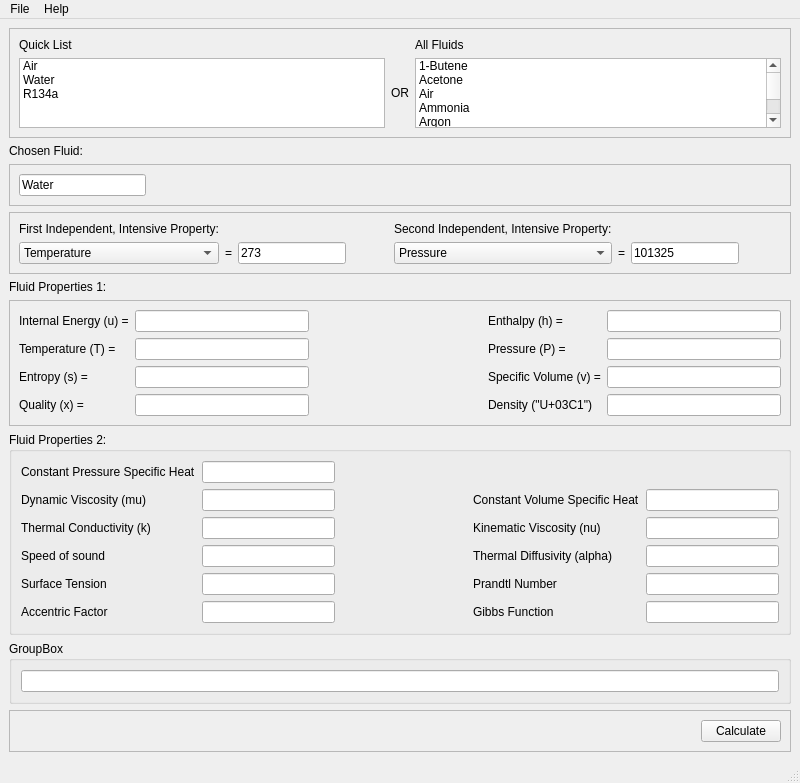
This is mainwindow.ui in ke7omc/Thermodynamics-Property-Calculator as Qt 5 draws it before an edit. The edited form follows.
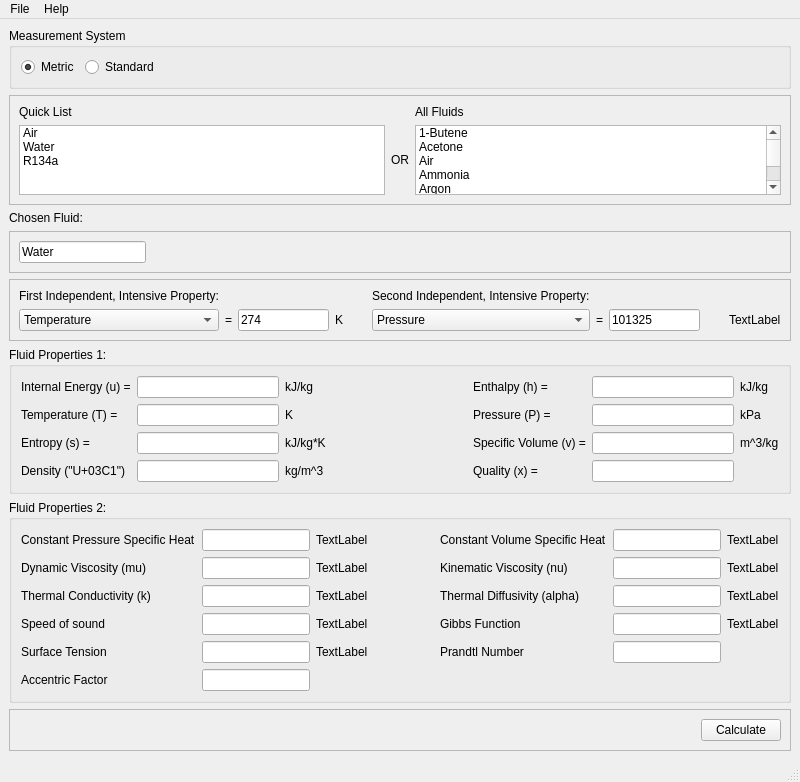
This is the edited form.

Commit message: Refining unit label boxes.

Patch:
```diff
--- a/mainwindow.ui
+++ b/mainwindow.ui
@@ -22,11 +22,229 @@
       </property>
      </widget>
     </item>
+    <item row="0" column="0">
+     <widget class="QGroupBox" name="groupBox_3">
+      <property name="title">
+       <string>Measurement System</string>
+      </property>
+      <layout class="QGridLayout" name="gridLayout_2">
+       <item row="0" column="0">
+        <widget class="QRadioButton" name="radioButton_metric">
+         <property name="text">
+          <string>Metric</string>
+         </property>
+         <property name="checked">
+          <bool>true</bool>
+         </property>
+        </widget>
+       </item>
+       <item row="0" column="1">
+        <widget class="QRadioButton" name="radioButton_standard">
+         <property name="text">
+          <string>Standard</string>
+         </property>
+        </widget>
+       </item>
+       <item row="0" column="2">
+        <spacer name="horizontalSpacer_11">
+         <property name="orientation">
+          <enum>Qt::Horizontal</enum>
+         </property>
+         <property name="sizeHint" stdset="0">
+          <size>
+           <width>40</width>
+           <height>20</height>
+          </size>
+         </property>
+        </spacer>
+       </item>
+      </layout>
+     </widget>
+    </item>
     <item row="6" column="0">
-     <widget class="QLabel" name="label_24">
-      <property name="text">
+     <widget class="QGroupBox" name="groupBox_2">
+      <property name="title">
        <string>Fluid Properties 1:</string>
       </property>
+      <layout class="QGridLayout" name="gridLayout_7">
+       <item row="0" column="0">
+        <widget class="QLabel" name="label_internalEnergy">
+         <property name="text">
+          <string>Internal Energy (u) =</string>
+         </property>
+        </widget>
+       </item>
+       <item row="1" column="0">
+        <widget class="QLabel" name="label_temperature">
+         <property name="text">
+          <string>Temperature (T) =</string>
+         </property>
+        </widget>
+       </item>
+       <item row="0" column="1">
+        <widget class="QLineEdit" name="lineEdit_internalEnergy">
+         <property name="readOnly">
+          <bool>true</bool>
+         </property>
+        </widget>
+       </item>
+       <item row="2" column="0">
+        <widget class="QLabel" name="label_entropy">
+         <property name="text">
+          <string>Entropy (s) =</string>
+         </property>
+        </widget>
+       </item>
+       <item row="1" column="2">
+        <widget class="QLabel" name="label_temperatureUnits">
+         <property name="text">
+          <string>K</string>
+         </property>
+        </widget>
+       </item>
+       <item row="1" column="4">
+        <widget class="QLabel" name="label_pressure">
+         <property name="text">
+          <string>Pressure (P) =</string>
+         </property>
+        </widget>
+       </item>
+       <item row="0" column="4">
+        <widget class="QLabel" name="label_enthalpy">
+         <property name="text">
+          <string>Enthalpy (h) =</string>
+         </property>
+        </widget>
+       </item>
+       <item row="2" column="2">
+        <widget class="QLabel" name="label_entropyUnits">
+         <property name="text">
+          <string>kJ/kg*K</string>
+         </property>
+        </widget>
+       </item>
+       <item row="0" column="3">
+        <spacer name="horizontalSpacer">
+         <property name="orientation">
+          <enum>Qt::Horizontal</enum>
+         </property>
+         <property name="sizeHint" stdset="0">
+          <size>
+           <width>40</width>
+           <height>20</height>
+          </size>
+         </property>
+        </spacer>
+       </item>
+       <item row="0" column="2">
+        <widget class="QLabel" name="label_internalEnergyUnits">
+         <property name="text">
+          <string>kJ/kg</string>
+         </property>
+        </widget>
+       </item>
+       <item row="1" column="5">
+        <widget class="QLineEdit" name="lineEdit_pressure">
+         <property name="readOnly">
+          <bool>true</bool>
+         </property>
+        </widget>
+       </item>
+       <item row="2" column="4">
+        <widget class="QLabel" name="label_specificVolume">
+         <property name="text">
+          <string>Specific Volume (v) =</string>
+         </property>
+        </widget>
+       </item>
+       <item row="1" column="1">
+        <widget class="QLineEdit" name="lineEdit_temperature">
+         <property name="readOnly">
+          <bool>true</bool>
+         </property>
+        </widget>
+       </item>
+       <item row="0" column="5">
+        <widget class="QLineEdit" name="lineEdit_Enthalpy">
+         <property name="readOnly">
+          <bool>true</bool>
+         </property>
+        </widget>
+       </item>
+       <item row="2" column="5">
+        <widget class="QLineEdit" name="lineEdit_specificVolume">
+         <property name="readOnly">
+          <bool>true</bool>
+         </property>
+        </widget>
+       </item>
+       <item row="0" column="6">
+        <widget class="QLabel" name="label_enthalpyUnits">
+         <property name="text">
+          <string>kJ/kg</string>
+         </property>
+        </widget>
+       </item>
+       <item row="1" column="6">
+        <widget class="QLabel" name="label_pressureUnits">
+         <property name="text">
+          <string>kPa</string>
+         </property>
+        </widget>
+       </item>
+       <item row="2" column="6">
+        <widget class="QLabel" name="label_specificVolumeUnits">
+         <property name="text">
+          <string>m^3/kg</string>
+         </property>
+        </widget>
+       </item>
+       <item row="3" column="1">
+        <widget class="QLineEdit" name="lineEdit_density">
+         <property name="readOnly">
+          <bool>true</bool>
+         </property>
+        </widget>
+       </item>
+       <item row="3" column="0">
+        <widget class="QLabel" name="label_density">
+         <property name="text">
+          <string>Density (&quot;U+03C1&quot;)</string>
+         </property>
+        </widget>
+       </item>
+       <item row="3" column="4">
+        <widget class="QLabel" name="label_quality">
+         <property name="text">
+          <string>Quality (x) =</string>
+         </property>
+        </widget>
+       </item>
+       <item row="3" column="5">
+        <widget class="QLineEdit" name="lineEdit_quality">
+         <property name="readOnly">
+          <bool>true</bool>
+         </property>
+        </widget>
+       </item>
+       <item row="3" column="2">
+        <widget class="QLabel" name="label_densityUnits">
+         <property name="text">
+          <string>kg/m^3</string>
+         </property>
+        </widget>
+       </item>
+       <item row="2" column="1">
+        <widget class="QLineEdit" name="lineEdit_entropy">
+         <property name="text">
+          <string/>
+         </property>
+         <property name="readOnly">
+          <bool>true</bool>
+         </property>
+        </widget>
+       </item>
+      </layout>
      </widget>
     </item>
     <item row="8" column="0">
@@ -35,7 +253,7 @@
        <string>Fluid Properties 2:</string>
       </property>
       <layout class="QGridLayout" name="gridLayout_6">
-       <item row="3" column="3">
+       <item row="2" column="4">
         <widget class="QLabel" name="label_thermalDiffusivity">
          <property name="text">
           <string>Thermal Diffusivity (alpha)</string>
@@ -56,6 +274,13 @@
          </property>
         </widget>
        </item>
+       <item row="1" column="5">
+        <widget class="QLineEdit" name="lineEdit_kinematicViscosity">
+         <property name="readOnly">
+          <bool>true</bool>
+         </property>
+        </widget>
+       </item>
        <item row="3" column="0">
         <widget class="QLabel" name="label_speedOfSound">
          <property name="text">
@@ -63,13 +288,41 @@
          </property>
         </widget>
        </item>
-       <item row="2" column="4">
-        <widget class="QLineEdit" name="lineEdit_kinematicViscosity">
+       <item row="2" column="5">
+        <widget class="QLineEdit" name="lineEdit_thermalDiffusivity">
          <property name="readOnly">
           <bool>true</bool>
          </property>
         </widget>
        </item>
+       <item row="0" column="2">
+        <widget class="QLabel" name="label_constantPressureSpecificHeatUnits">
+         <property name="text">
+          <string>TextLabel</string>
+         </property>
+        </widget>
+       </item>
+       <item row="1" column="2">
+        <widget class="QLabel" name="label_dynamicViscosityUnits">
+         <property name="text">
+          <string>TextLabel</string>
+         </property>
+        </widget>
+       </item>
+       <item row="0" column="0">
+        <widget class="QLabel" name="label_constantPressureSpecificHeat">
+         <property name="text">
+          <string>Constant Pressure Specific Heat</string>
+         </property>
+        </widget>
+       </item>
+       <item row="0" column="4">
+        <widget class="QLabel" name="label_constantVolumeSpecificHeat">
+         <property name="text">
+          <string>Constant Volume Specific Heat</string>
+         </property>
+        </widget>
+       </item>
        <item row="4" column="0">
         <widget class="QLabel" name="label_surfaceTension">
          <property name="text">
@@ -77,13 +330,6 @@
          </property>
         </widget>
        </item>
-       <item row="3" column="4">
-        <widget class="QLineEdit" name="lineEdit_thermalDiffusivity">
-         <property name="readOnly">
-          <bool>true</bool>
-         </property>
-        </widget>
-       </item>
        <item row="5" column="0">
         <widget class="QLabel" name="label_accentricFactor">
          <property name="text">
@@ -91,6 +337,13 @@
          </property>
         </widget>
        </item>
+       <item row="0" column="1">
+        <widget class="QLineEdit" name="lineEdit_constantPressureSpecificHeat">
+         <property name="readOnly">
+          <bool>true</bool>
+         </property>
+        </widget>
+       </item>
        <item row="1" column="0">
         <widget class="QLabel" name="label_dynamicViscosity">
          <property name="text">
@@ -98,7 +351,14 @@
          </property>
         </widget>
        </item>
-       <item row="5" column="2">
+       <item row="2" column="2">
+        <widget class="QLabel" name="label_thermalConductivityUnits">
+         <property name="text">
+          <string>TextLabel</string>
+         </property>
+        </widget>
+       </item>
+       <item row="0" column="3">
         <spacer name="horizontalSpacer_10">
          <property name="orientation">
           <enum>Qt::Horizontal</enum>
@@ -111,10 +371,10 @@
          </property>
         </spacer>
        </item>
-       <item row="4" column="3">
-        <widget class="QLabel" name="label_prandtlNumber">
-         <property name="text">
-          <string>Prandtl Number</string>
+       <item row="0" column="5">
+        <widget class="QLineEdit" name="lineEdit_constantVolumeSpecificHeat">
+         <property name="readOnly">
+          <bool>true</bool>
          </property>
         </widget>
        </item>
@@ -125,13 +385,6 @@
          </property>
         </widget>
        </item>
-       <item row="2" column="3">
-        <widget class="QLabel" name="label_kinematicViscosity">
-         <property name="text">
-          <string>Kinematic Viscosity (nu)</string>
-         </property>
-        </widget>
-       </item>
        <item row="5" column="1">
         <widget class="QLineEdit" name="lineEdit_accentricFactor">
          <property name="readOnly">
@@ -139,69 +392,97 @@
          </property>
         </widget>
        </item>
-       <item row="5" column="3">
+       <item row="1" column="4">
+        <widget class="QLabel" name="label_kinematicViscosity">
+         <property name="text">
+          <string>Kinematic Viscosity (nu)</string>
+         </property>
+        </widget>
+       </item>
+       <item row="1" column="1">
+        <widget class="QLineEdit" name="lineEdit_dynamicViscosity">
+         <property name="readOnly">
+          <bool>true</bool>
+         </property>
+        </widget>
+       </item>
+       <item row="4" column="2">
+        <widget class="QLabel" name="label_surfaceTensionUnits">
+         <property name="text">
+          <string>TextLabel</string>
+         </property>
+        </widget>
+       </item>
+       <item row="3" column="2">
+        <widget class="QLabel" name="label_speedOfSoundUnits">
+         <property name="text">
+          <string>TextLabel</string>
+         </property>
+        </widget>
+       </item>
+       <item row="3" column="1">
+        <widget class="QLineEdit" name="lineEdit_speedOfSound">
+         <property name="readOnly">
+          <bool>true</bool>
+         </property>
+        </widget>
+       </item>
+       <item row="0" column="6">
+        <widget class="QLabel" name="label_constantVolumeSpecificHeatUnits">
+         <property name="text">
+          <string>TextLabel</string>
+         </property>
+        </widget>
+       </item>
+       <item row="1" column="6">
+        <widget class="QLabel" name="label_kinematicViscosityUnits">
+         <property name="text">
+          <string>TextLabel</string>
+         </property>
+        </widget>
+       </item>
+       <item row="2" column="6">
+        <widget class="QLabel" name="label_thermalDiffusivityUnits">
+         <property name="text">
+          <string>TextLabel</string>
+         </property>
+        </widget>
+       </item>
+       <item row="3" column="4">
         <widget class="QLabel" name="label_gibbsFunction">
          <property name="text">
           <string>Gibbs Function</string>
          </property>
         </widget>
        </item>
-       <item row="1" column="1">
-        <widget class="QLineEdit" name="lineEdit_dynamicViscosity">
+       <item row="3" column="5">
+        <widget class="QLineEdit" name="lineEdit_gibbsFunction">
          <property name="readOnly">
           <bool>true</bool>
          </property>
         </widget>
        </item>
+       <item row="3" column="6">
+        <widget class="QLabel" name="label_gibbsFunctionUnits">
+         <property name="text">
+          <string>TextLabel</string>
+         </property>
+        </widget>
+       </item>
        <item row="4" column="4">
+        <widget class="QLabel" name="label_prandtlNumber">
+         <property name="text">
+          <string>Prandtl Number</string>
+         </property>
+        </widget>
+       </item>
+       <item row="4" column="5">
         <widget class="QLineEdit" name="lineEdit_prandtlNumber">
          <property name="readOnly">
           <bool>true</bool>
          </property>
         </widget>
        </item>
-       <item row="1" column="4">
-        <widget class="QLineEdit" name="lineEdit_constantVolumeSpecificHeat">
-         <property name="readOnly">
-          <bool>true</bool>
-         </property>
-        </widget>
-       </item>
-       <item row="3" column="1">
-        <widget class="QLineEdit" name="lineEdit_speedOfSound">
-         <property name="readOnly">
-          <bool>true</bool>
-         </property>
-        </widget>
-       </item>
-       <item row="5" column="4">
-        <widget class="QLineEdit" name="lineEdit_gibbsFunction">
-         <property name="readOnly">
-          <bool>true</bool>
-         </property>
-        </widget>
-       </item>
-       <item row="1" column="3">
-        <widget class="QLabel" name="label_constantVolumeSpecificHeat">
-         <property name="text">
-          <string>Constant Volume Specific Heat</string>
-         </property>
-        </widget>
-       </item>
-       <item row="0" column="1">
-        <widget class="QLineEdit" name="lineEdit_constantPressureSpecificHeat">
-         <property name="readOnly">
-          <bool>true</bool>
-         </property>
-        </widget>
-       </item>
-       <item row="0" column="0">
-        <widget class="QLabel" name="label_constantPressureSpecificHeat">
-         <property name="text">
-          <string>Constant Pressure Specific Heat</string>
-         </property>
-        </widget>
-       </item>
       </layout>
      </widget>
     </item>
@@ -295,7 +576,7 @@
       </layout>
      </widget>
     </item>
-    <item row="10" column="0">
+    <item row="9" column="0">
      <spacer name="verticalSpacer">
       <property name="orientation">
        <enum>Qt::Vertical</enum>
@@ -308,7 +589,7 @@
       </property>
      </spacer>
     </item>
-    <item row="11" column="0">
+    <item row="10" column="0">
      <widget class="QFrame" name="frame_5">
       <property name="frameShape">
        <enum>QFrame::StyledPanel</enum>
@@ -349,20 +630,6 @@
        <enum>QFrame::Raised</enum>
       </property>
       <layout class="QGridLayout" name="gridLayout_4">
-       <item row="1" column="3">
-        <widget class="QLineEdit" name="lineEdit_firstPropertyValue">
-         <property name="text">
-          <string>273</string>
-         </property>
-        </widget>
-       </item>
-       <item row="0" column="5">
-        <widget class="QLabel" name="label_secondProperty">
-         <property name="text">
-          <string>Second Independent, Intensive Property:</string>
-         </property>
-        </widget>
-       </item>
        <item row="1" column="2">
         <widget class="QLabel" name="label_27">
          <property name="text">
@@ -370,6 +637,13 @@
          </property>
         </widget>
        </item>
+       <item row="1" column="4">
+        <widget class="QLabel" name="label_firstPropertyUnits">
+         <property name="text">
+          <string>K</string>
+         </property>
+        </widget>
+       </item>
        <item row="0" column="0">
         <widget class="QLabel" name="label_firstProperty">
          <property name="text">
@@ -377,13 +651,69 @@
          </property>
         </widget>
        </item>
-       <item row="1" column="8">
+       <item row="0" column="6">
+        <widget class="QLabel" name="label_secondProperty">
+         <property name="text">
+          <string>Second Independent, Intensive Property:</string>
+         </property>
+        </widget>
+       </item>
+       <item row="1" column="9">
         <widget class="QLineEdit" name="lineEdit_secondPropertyValue">
          <property name="text">
           <string>101325</string>
          </property>
         </widget>
        </item>
+       <item row="1" column="6">
+        <widget class="QComboBox" name="comboBox_secondProperty">
+         <item>
+          <property name="text">
+           <string>Pressure</string>
+          </property>
+         </item>
+         <item>
+          <property name="text">
+           <string>Density</string>
+          </property>
+         </item>
+         <item>
+          <property name="text">
+           <string>Quality</string>
+          </property>
+         </item>
+         <item>
+          <property name="text">
+           <string>Enthalpy</string>
+          </property>
+         </item>
+         <item>
+          <property name="text">
+           <string>Entropy</string>
+          </property>
+         </item>
+        </widget>
+       </item>
+       <item row="1" column="10">
+        <spacer name="horizontalSpacer_4">
+         <property name="orientation">
+          <enum>Qt::Horizontal</enum>
+         </property>
+         <property name="sizeHint" stdset="0">
+          <size>
+           <width>40</width>
+           <height>20</height>
+          </size>
+         </property>
+        </spacer>
+       </item>
+       <item row="1" column="3">
+        <widget class="QLineEdit" name="lineEdit_firstPropertyValue">
+         <property name="text">
+          <string>274</string>
+         </property>
+        </widget>
+       </item>
        <item row="1" column="0">
         <widget class="QComboBox" name="comboBox_firstProperty">
          <item>
@@ -423,7 +753,7 @@
          </item>
         </widget>
        </item>
-       <item row="1" column="4">
+       <item row="1" column="5">
         <spacer name="horizontalSpacer_3">
          <property name="orientation">
           <enum>Qt::Horizontal</enum>
@@ -436,55 +766,20 @@
          </property>
         </spacer>
        </item>
-       <item row="1" column="9">
-        <spacer name="horizontalSpacer_4">
-         <property name="orientation">
-          <enum>Qt::Horizontal</enum>
-         </property>
-         <property name="sizeHint" stdset="0">
-          <size>
-           <width>40</width>
-           <height>20</height>
-          </size>
-         </property>
-        </spacer>
-       </item>
-       <item row="1" column="5">
-        <widget class="QComboBox" name="comboBox_secondProperty">
-         <item>
-          <property name="text">
-           <string>Pressure</string>
-          </property>
-         </item>
-         <item>
-          <property name="text">
-           <string>Density</string>
-          </property>
-         </item>
-         <item>
-          <property name="text">
-           <string>Quality</string>
-          </property>
-         </item>
-         <item>
-          <property name="text">
-           <string>Enthalpy</string>
-          </property>
-         </item>
-         <item>
-          <property name="text">
-           <string>Entropy</string>
-          </property>
-         </item>
-        </widget>
-       </item>
-       <item row="1" column="7">
+       <item row="1" column="8">
         <widget class="QLabel" name="label_28">
          <property name="text">
           <string>=</string>
          </property>
         </widget>
        </item>
+       <item row="1" column="11">
+        <widget class="QLabel" name="label_secondPropertyUnits">
+         <property name="text">
+          <string>TextLabel</string>
+         </property>
+        </widget>
+       </item>
       </layout>
      </widget>
     </item>
@@ -1160,153 +1455,17 @@
      </widget>
     </item>
     <item row="7" column="0">
-     <widget class="QFrame" name="frame">
-      <property name="frameShape">
-       <enum>QFrame::StyledPanel</enum>
+     <spacer name="verticalSpacer_2">
+      <property name="orientation">
+       <enum>Qt::Vertical</enum>
       </property>
-      <property name="frameShadow">
-       <enum>QFrame::Raised</enum>
+      <property name="sizeHint" stdset="0">
+       <size>
+        <width>20</width>
+        <height>40</height>
+       </size>
       </property>
-      <layout class="QGridLayout" name="gridLayout_2">
-       <item row="2" column="1">
-        <widget class="QLineEdit" name="lineEdit_entropy">
-         <property name="readOnly">
-          <bool>true</bool>
-         </property>
-        </widget>
-       </item>
-       <item row="1" column="1">
-        <widget class="QLineEdit" name="lineEdit_temperature">
-         <property name="readOnly">
-          <bool>true</bool>
-         </property>
-        </widget>
-       </item>
-       <item row="0" column="0">
-        <widget class="QLabel" name="label_internalEnergy">
-         <property name="text">
-          <string>Internal Energy (u) =</string>
-         </property>
-        </widget>
-       </item>
-       <item row="1" column="0">
-        <widget class="QLabel" name="label_temperature">
-         <property name="text">
-          <string>Temperature (T) =</string>
-         </property>
-        </widget>
-       </item>
-       <item row="0" column="1">
-        <widget class="QLineEdit" name="lineEdit_internalEnergy">
-         <property name="readOnly">
-          <bool>true</bool>
-         </property>
-        </widget>
-       </item>
-       <item row="3" column="3">
-        <widget class="QLabel" name="label_density">
-         <property name="text">
-          <string>Density (&quot;U+03C1&quot;)</string>
-         </property>
-        </widget>
-       </item>
-       <item row="3" column="1">
-        <widget class="QLineEdit" name="lineEdit_quality">
-         <property name="readOnly">
-          <bool>true</bool>
-         </property>
-        </widget>
-       </item>
-       <item row="3" column="0">
-        <widget class="QLabel" name="label_quality">
-         <property name="text">
-          <string>Quality (x) =</string>
-         </property>
-        </widget>
-       </item>
-       <item row="2" column="4">
-        <widget class="QLineEdit" name="lineEdit_specificVolume">
-         <property name="readOnly">
-          <bool>true</bool>
-         </property>
-        </widget>
-       </item>
-       <item row="2" column="3">
-        <widget class="QLabel" name="label_specificVolume">
-         <property name="text">
-          <string>Specific Volume (v) =</string>
-         </property>
-        </widget>
-       </item>
-       <item row="1" column="4">
-        <widget class="QLineEdit" name="lineEdit_pressure">
-         <property name="readOnly">
-          <bool>true</bool>
-         </property>
-        </widget>
-       </item>
-       <item row="0" column="2">
-        <spacer name="horizontalSpacer">
-         <property name="orientation">
-          <enum>Qt::Horizontal</enum>
-         </property>
-         <property name="sizeHint" stdset="0">
-          <size>
-           <width>40</width>
-           <height>20</height>
-          </size>
-         </property>
-        </spacer>
-       </item>
-       <item row="3" column="4">
-        <widget class="QLineEdit" name="lineEdit_density">
-         <property name="readOnly">
-          <bool>true</bool>
-         </property>
-        </widget>
-       </item>
-       <item row="2" column="0">
-        <widget class="QLabel" name="label_entropy">
-         <property name="text">
-          <string>Entropy (s) =</string>
-         </property>
-        </widget>
-       </item>
-       <item row="1" column="3">
-        <widget class="QLabel" name="label_pressure">
-         <property name="text">
-          <string>Pressure (P) =</string>
-         </property>
-        </widget>
-       </item>
-       <item row="0" column="4">
-        <widget class="QLineEdit" name="lineEdit_Enthalpy">
-         <property name="readOnly">
-          <bool>true</bool>
-         </property>
-        </widget>
-       </item>
-       <item row="0" column="3">
-        <widget class="QLabel" name="label_enthalpy">
-         <property name="text">
-          <string>Enthalpy (h) =</string>
-         </property>
-        </widget>
-       </item>
-      </layout>
-     </widget>
-    </item>
-    <item row="9" column="0">
-     <widget class="QGroupBox" name="groupBox_2">
-      <property name="title">
-       <string>GroupBox</string>
-      </property>
-      <layout class="QGridLayout" name="gridLayout_7">
-       <item row="0" column="0">
-        <widget class="QLineEdit" name="lineEdit"/>
-       </item>
-      </layout>
-     </widget>
+     </spacer>
     </item>
    </layout>
   </widget>
```
The commit also changes 2 other files.
